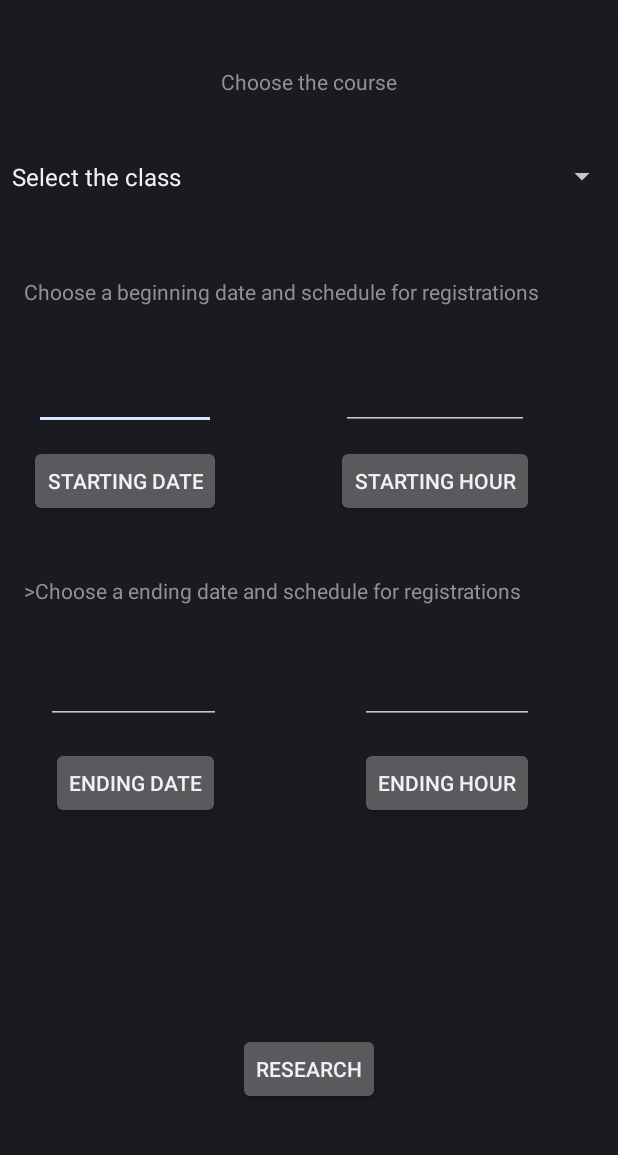
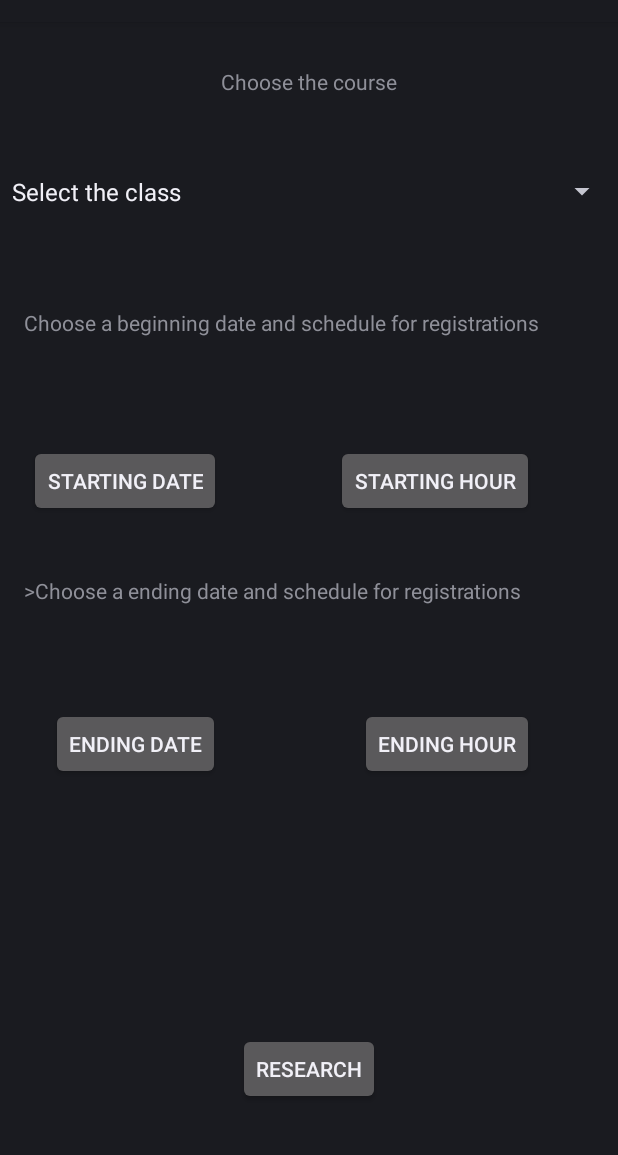
Before and after one commit to timothetoulain/projet_integration, an Android app: the SelectVisualizeActivity screen opened directly, with no data from a screen before it, after a tap on "RESEARCH", on a phone screen of 412 x 824 dp, the part 62-1217 px from its top. Run offline under Robolectric (Android 15) with nearby library versions, the phone set to English and light mode, and no system bars; 1 statement that could not run was skipped.

Commit message:
quelques corrections

```diff
--- a/app/src/main/AndroidManifest.xml
+++ b/app/src/main/AndroidManifest.xml
@@ -14,7 +14,7 @@
         android:allowBackup="true"
         android:icon="@drawable/icon"
         android:label="@string/app_name">
-        <activity android:name=".VisualizeActivity"></activity>
+        <activity android:name=".SelectVisualizeActivity"></activity>
         <activity
             android:name=".TagViewer"
             android:alwaysRetainTaskState="true"
--- a/app/src/main/java/se/anyro/nfc_reader/VisualizeActivity.java
+++ b/app/src/main/java/se/anyro/nfc_reader/SelectVisualizeActivity.java
@@ -10,6 +10,7 @@ import android.widget.Button;
 import android.widget.DatePicker;
 import android.widget.EditText;
 import android.widget.Spinner;
+import android.widget.TextView;
 import android.widget.TimePicker;
 import android.widget.Toast;
 
@@ -25,7 +26,7 @@ import java.util.concurrent.ExecutionException;
 import se.anyro.nfc_reader.database.SpinnerTeacherQuery;
 import se.anyro.nfc_reader.database.VisualizeQuery;
 
-public class VisualizeActivity extends Activity implements
+public class SelectVisualizeActivity extends Activity implements
         View.OnClickListener {
 
     private Button mResearchButton;
@@ -36,7 +37,7 @@ public class VisualizeActivity extends Activity implements
     private String  studentFile = "student.txt";
     /************/
     Button mStartDateButton,mEndDateButton, mStartTimePickerButton, mEndTimePickerButton;
-   private EditText mStartDateEditText,mEndDateEditText, mStartTimeEditText, mEndTimeEditText;
+   private TextView mStartDateEditText,mEndDateEditText, mStartTimeEditText, mEndTimeEditText;
     private int mYear, mMonth, mDay, mHour, mMinute;
     /**********/
 
@@ -267,7 +268,7 @@ public class VisualizeActivity extends Activity implements
                     mStartDateEditText.getText().length()==0 || mEndDateEditText.getText().length()==0 ||
                     mStartTimeEditText.getText().length()==0 || mEndTimeEditText.getText().length()==0)
             {
-                incompletFieldMessage();
+                incompleteFieldMessage();
             }
             else{
                 String type="getPresentStudents";
@@ -319,7 +320,7 @@ public class VisualizeActivity extends Activity implements
         }
         return null;
     }
-    private void incompletFieldMessage(){
+    private void incompleteFieldMessage(){
         Toast.makeText(this,R.string.error_incomplete,Toast.LENGTH_SHORT).show();
     }
 }
--- a/app/src/main/java/se/anyro/nfc_reader/TeacherMenuActivity.java
+++ b/app/src/main/java/se/anyro/nfc_reader/TeacherMenuActivity.java
@@ -45,7 +45,7 @@ public class TeacherMenuActivity extends Activity {
         mvisualizeButton.setOnClickListener(new View.OnClickListener() {
             @Override
             public void onClick(View v) {
-                Intent visualizeActivity = new Intent(TeacherMenuActivity.this, VisualizeActivity.class);
+                Intent visualizeActivity = new Intent(TeacherMenuActivity.this, SelectVisualizeActivity.class);
                 startActivity(visualizeActivity);
             }
         });
--- a/app/src/main/java/se/anyro/nfc_reader/database/VisualizeQuery.java
+++ b/app/src/main/java/se/anyro/nfc_reader/database/VisualizeQuery.java
@@ -15,9 +15,6 @@ import java.net.MalformedURLException;
 import java.net.ProtocolException;
 import java.net.URL;
 import java.net.URLEncoder;
-import java.sql.Timestamp;
-import java.text.SimpleDateFormat;
-import java.util.Date;
 
 public class VisualizeQuery extends AsyncTask<String, Void, String> {
 
--- a/app/src/main/java/se/anyro/nfc_reader/setup/DialogManager.java
+++ b/app/src/main/java/se/anyro/nfc_reader/setup/DialogManager.java
@@ -62,6 +62,7 @@ public class DialogManager extends DialogFragment {
                             // sign in the user ...
                             userChose = true;
                             userConfirm = true;
+
                         }
                     })
                     .setNegativeButton(R.string.cancel, new DialogInterface.OnClickListener() {
--- a/app/src/main/res/layout/activity_class_selection.xml
+++ b/app/src/main/res/layout/activity_class_selection.xml
@@ -39,7 +39,7 @@
         android:layout_height="0dp"
         android:layout_marginTop="35dp"
         android:layout_marginBottom="84dp"
-        android:text="@string/select_class"
+        android:text="@string/message_new_list"
         app:layout_constraintBottom_toTopOf="@+id/spinnerCourse"
         app:layout_constraintEnd_toEndOf="parent"
         app:layout_constraintStart_toStartOf="parent"
--- a/app/src/main/res/layout/activity_visualize.xml
+++ b/app/src/main/res/layout/activity_visualize.xml
@@ -4,7 +4,7 @@
     xmlns:tools="http://schemas.android.com/tools"
     android:layout_width="match_parent"
     android:layout_height="match_parent"
-    tools:context=".VisualizeActivity">
+    tools:context=".SelectVisualizeActivity">
 
     <Spinner
         android:id="@+id/spinnerCourse"
@@ -40,7 +40,7 @@
         app:layout_constraintBottom_toTopOf="@+id/endTextView"
         app:layout_constraintStart_toStartOf="parent" />
 
-    <EditText
+    <TextView
         android:id="@+id/startDateEditText"
         android:layout_width="0dp"
         android:layout_height="wrap_content"
@@ -76,7 +76,7 @@
         app:layout_constraintEnd_toEndOf="parent"
         app:layout_constraintTop_toTopOf="@+id/endDateButton" />
 
-    <EditText
+    <TextView
         android:id="@+id/startTimeEditText"
         android:layout_width="0dp"
         android:layout_height="wrap_content"
@@ -89,7 +89,7 @@
         app:layout_constraintEnd_toEndOf="@+id/startTimeButton"
         app:layout_constraintStart_toStartOf="@+id/startTimeButton" />
 
-    <EditText
+    <TextView
         android:id="@+id/endTimeEditText"
         android:layout_width="0dp"
         android:layout_height="wrap_content"
@@ -109,7 +109,7 @@
         app:layout_constraintStart_toStartOf="@+id/endDateEditText"
         app:layout_constraintTop_toBottomOf="@+id/endDateEditText" />
 
-    <EditText
+    <TextView
         android:id="@+id/endDateEditText"
         android:layout_width="0dp"
         android:layout_height="wrap_content"
--- a/app/src/main/res/layout/tag_viewer.xml
+++ b/app/src/main/res/layout/tag_viewer.xml
@@ -32,7 +32,7 @@
         android:layout_height="wrap_content"
         android:layout_marginTop="11dp"
         android:padding="6dp"
-        android:text="@string/intro_message"
+        android:text="@string/message_scan"
         android:textAppearance="?android:attr/textAppearanceMedium"
         app:layout_constraintBottom_toTopOf="@+id/scrollView2"
         app:layout_constraintEnd_toEndOf="parent"
--- a/app/src/main/res/values/strings.xml
+++ b/app/src/main/res/values/strings.xml
@@ -37,7 +37,6 @@
     <string name="results">Your results</string>
 
 
-    <string name="intro_message">Present your student card at the back of the device</string>
     <string name="error">Error:</string>
     <string name="no_nfc">No NFC found on this device</string>
     <string name="nfc_disabled">NFC is not enable. Please go to the wireless settings to enable it.</string>
@@ -79,7 +78,7 @@
     <string name="no">No</string>
 
     <string name="logoutDialogTitle">Do you want to log out ?</string>
-    <string name="end_registeration">Complete the acquittance roll.</string>
+    <string name="end_registration">Complete the acquittance roll.</string>
 
     <string name="confirm_registration">Confirm Acquittance Roll Complete</string>
     <string name="confirm_registrationText">Enter your password :</string>
```
Also changed, not shown: app/src/main/java/se/anyro/nfc_reader/ClassSelectionActivity.java (+7 -5 lines), app/src/main/java/se/anyro/nfc_reader/TagViewer.java (+1 -47 lines), 68 other files.
